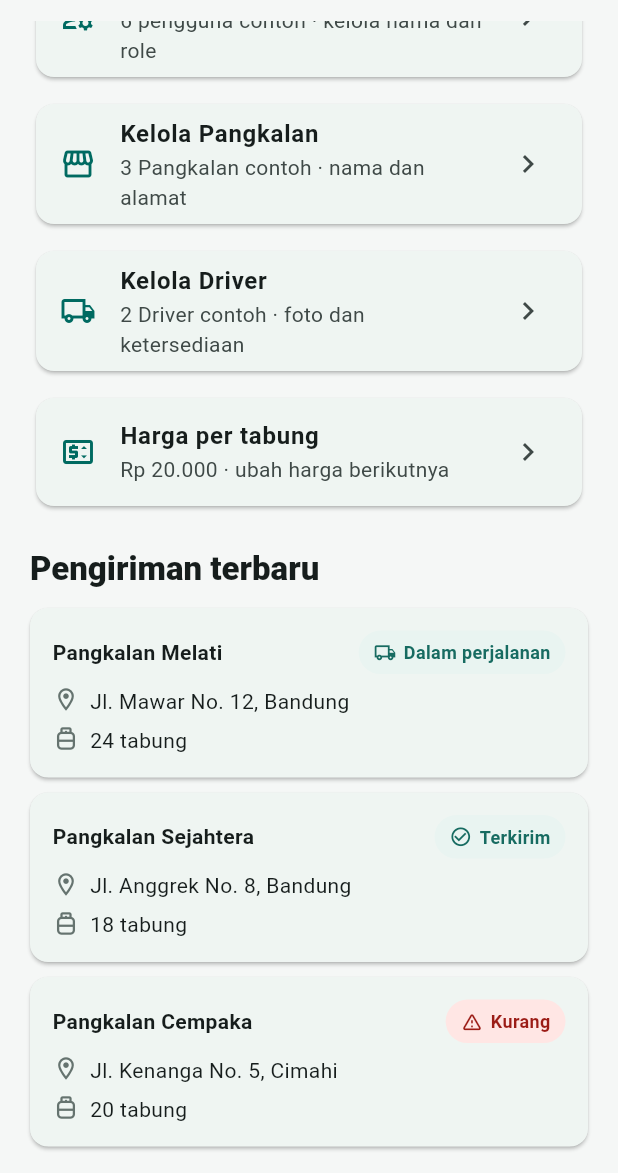
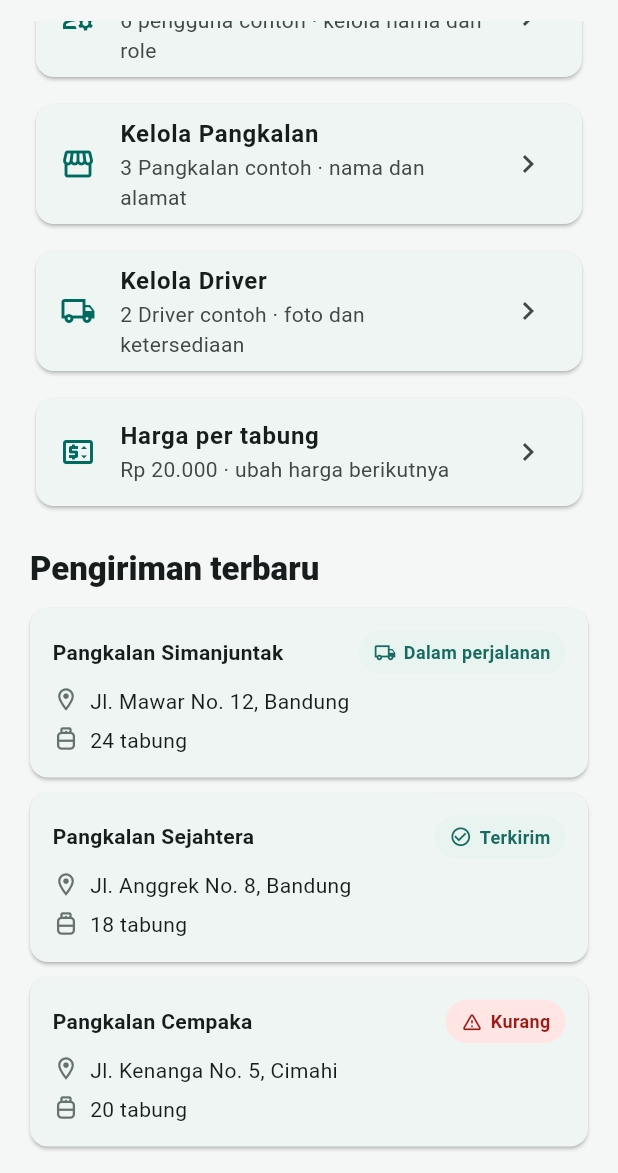
Before and after one commit to ryandevhouse/gasloka, a Flutter app: the DashboardScreen screen opened directly with sample values from the repository, scrolled down 576 dp, on a phone screen of 412 x 824 dp, the part 63-1236 px from its top. Run offline on Flutter 3.47's test engine with Material 3 defaults, Android fonts, the phone set to English and light mode, and no system bars; our stand-ins replace material_ui; accounts and stored records are empty.

Commit message:
Update Gasloka demo names
Co-authored-by: Copilot <223556219+Copilot@users.noreply.github.com>

```diff
--- a/app/lib/data/demo_data.dart
+++ b/app/lib/data/demo_data.dart
@@ -6,17 +6,17 @@ abstract final class DemoData {
 
   static const users = <UserRole, AppUser>{
     UserRole.admin: AppUser(
-      name: 'Nadia Putri',
+      name: 'Siti',
       username: 'admin.demo',
       role: UserRole.admin,
     ),
     UserRole.pengawas: AppUser(
-      name: 'Rizky Pratama',
+      name: 'Irjen Anang Suhardi',
       username: 'pengawas.demo',
       role: UserRole.pengawas,
     ),
     UserRole.agen: AppUser(
-      name: 'Sari Wulandari',
+      name: 'Ipin',
       username: 'agen.demo',
       role: UserRole.agen,
     ),
@@ -26,39 +26,42 @@ abstract final class DemoData {
       role: UserRole.driver,
     ),
     UserRole.pangkalan: AppUser(
-      name: 'Pangkalan Melati',
+      name: 'Pangkalan Simanjuntak',
       username: 'pangkalan.demo',
       role: UserRole.pangkalan,
     ),
   };
 
   static const adminUsers = <AppUser>[
-    AppUser(name: 'Nadia Putri', username: 'admin.demo', role: UserRole.admin),
+    AppUser(name: 'Siti', username: 'admin.demo', role: UserRole.admin),
     AppUser(
       name: 'Dewi Anggraini',
       username: 'admin2.demo',
       role: UserRole.admin,
     ),
     AppUser(
-      name: 'Rizky Pratama',
+      name: 'Irjen Anang Suhardi',
       username: 'pengawas.demo',
       role: UserRole.pengawas,
     ),
-    AppUser(name: 'Sari Wulandari', username: 'agen.demo', role: UserRole.agen),
+    AppUser(name: 'Ipin', username: 'agen.demo', role: UserRole.agen),
     AppUser(
       name: 'Budi Santoso',
       username: 'driver.demo',
       role: UserRole.driver,
     ),
     AppUser(
-      name: 'Pangkalan Melati',
+      name: 'Pangkalan Simanjuntak',
       username: 'pangkalan.demo',
       role: UserRole.pangkalan,
     ),
   ];
 
   static const bases = <DemoBase>[
-    DemoBase(name: 'Pangkalan Melati', address: 'Jl. Mawar No. 12, Bandung'),
+    DemoBase(
+      name: 'Pangkalan Simanjuntak',
+      address: 'Jl. Mawar No. 12, Bandung',
+    ),
     DemoBase(
       name: 'Pangkalan Sejahtera',
       address: 'Jl. Anggrek No. 8, Bandung',
@@ -77,7 +80,7 @@ abstract final class DemoData {
 
   static const deliveries = <DemoDelivery>[
     DemoDelivery(
-      baseName: 'Pangkalan Melati',
+      baseName: 'Pangkalan Simanjuntak',
       address: 'Jl. Mawar No. 12, Bandung',
       cylinderCount: 24,
       status: DeliveryStatus.dalamPerjalanan,
@@ -100,7 +103,7 @@ abstract final class DemoData {
 
   static const requests = <DemoDelivery>[
     DemoDelivery(
-      baseName: 'Pangkalan Melati',
+      baseName: 'Pangkalan Simanjuntak',
       address: 'Jl. Mawar No. 12, Bandung',
       cylinderCount: 24,
       status: DeliveryStatus.permintaanBaru,
```
Also changed, not shown: 1 other file.
